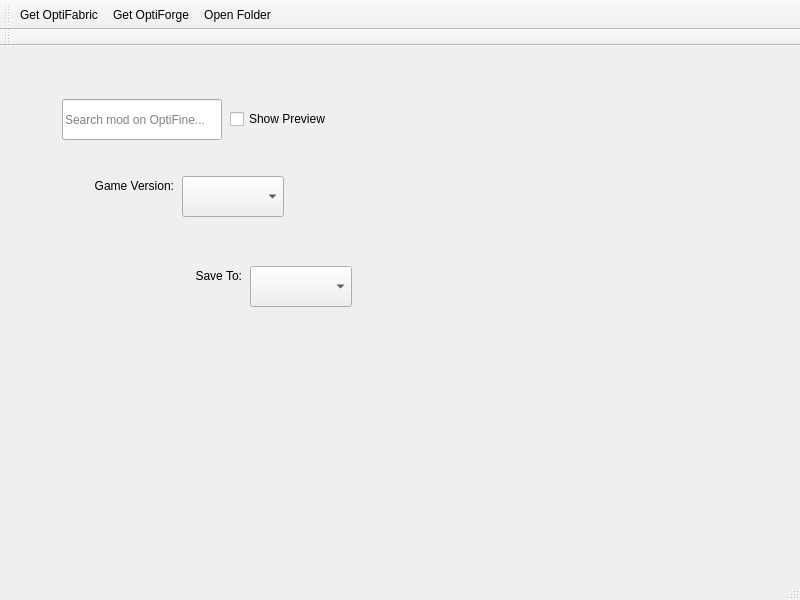
Above: src/ui/optifine/optifinemodbrowser.ui from kaniol-lck/modmanager before the change. Below: the same form after it.
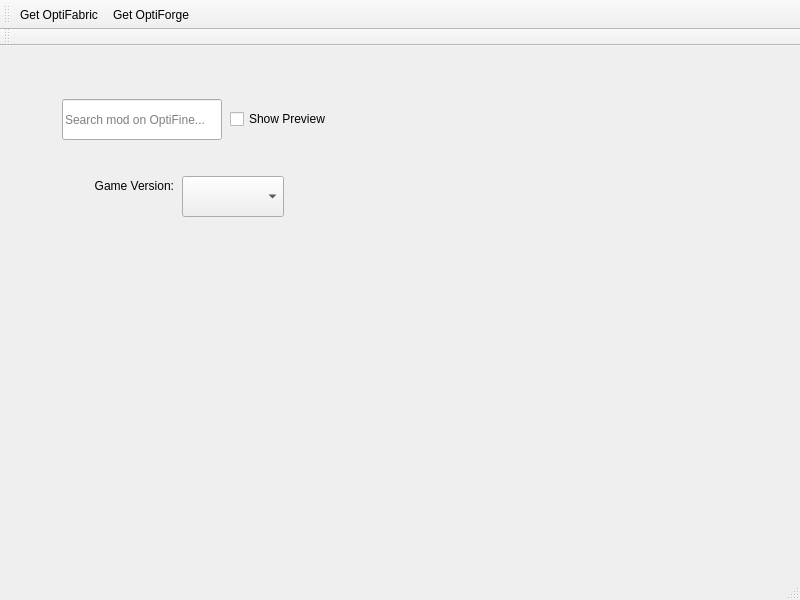
That is the form after the change. Icons and pictures are not drawn.

Commit message: add download select menu

Patch:
```diff
--- a/src/ui/optifine/optifinemodbrowser.ui
+++ b/src/ui/optifine/optifinemodbrowser.ui
@@ -30,28 +30,6 @@
      </sizepolicy>
     </property>
    </widget>
-   <widget class="QLabel" name="label_4">
-    <property name="geometry">
-     <rect>
-      <x>182</x>
-      <y>220</y>
-      <width>60</width>
-      <height>19</height>
-     </rect>
-    </property>
-    <property name="sizePolicy">
-     <sizepolicy hsizetype="Minimum" vsizetype="Preferred">
-      <horstretch>0</horstretch>
-      <verstretch>0</verstretch>
-     </sizepolicy>
-    </property>
-    <property name="text">
-     <string>Save To:</string>
-    </property>
-    <property name="alignment">
-     <set>Qt::AlignRight|Qt::AlignTrailing|Qt::AlignVCenter</set>
-    </property>
-   </widget>
    <widget class="QLineEdit" name="searchText">
     <property name="geometry">
      <rect>
@@ -87,22 +65,6 @@
      <string>Show Preview</string>
     </property>
    </widget>
-   <widget class="QComboBox" name="downloadPathSelect">
-    <property name="geometry">
-     <rect>
-      <x>250</x>
-      <y>220</y>
-      <width>102</width>
-      <height>41</height>
-     </rect>
-    </property>
-    <property name="sizePolicy">
-     <sizepolicy hsizetype="Expanding" vsizetype="Fixed">
-      <horstretch>0</horstretch>
-      <verstretch>0</verstretch>
-     </sizepolicy>
-    </property>
-   </widget>
    <widget class="QLabel" name="label">
     <property name="geometry">
      <rect>
@@ -152,7 +114,6 @@
    </attribute>
    <addaction name="actionGet_OptiFabric"/>
    <addaction name="actionGet_OptiForge"/>
-   <addaction name="actionOpen_Folder"/>
   </widget>
   <widget class="QToolBar" name="searchBar">
    <property name="windowTitle">
@@ -183,15 +144,6 @@
     <string>Get OptiForge</string>
    </property>
   </action>
-  <action name="actionOpen_Folder">
-   <property name="icon">
-    <iconset theme="folder">
-     <normaloff>.</normaloff>.</iconset>
-   </property>
-   <property name="text">
-    <string>Open Folder</string>
-   </property>
-  </action>
  </widget>
  <resources>
   <include location="../../images/image.qrc"/>
```
The commit also changes 21 other files.
